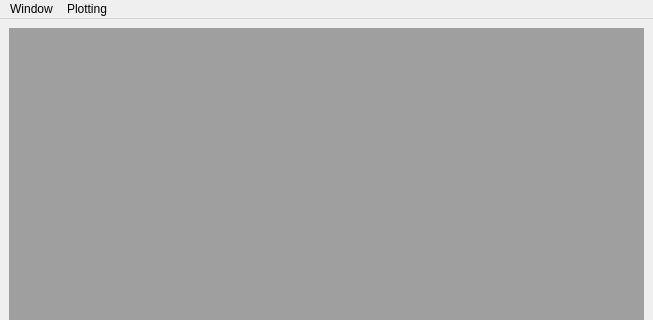
First picture: the form in qt_generated/BrowserMain.ui, repository keryil/leaparticulatorqt, before the edit; both pictures show x 0 to 653 and y 0 to 320 of the 653 by 475 pixel window.
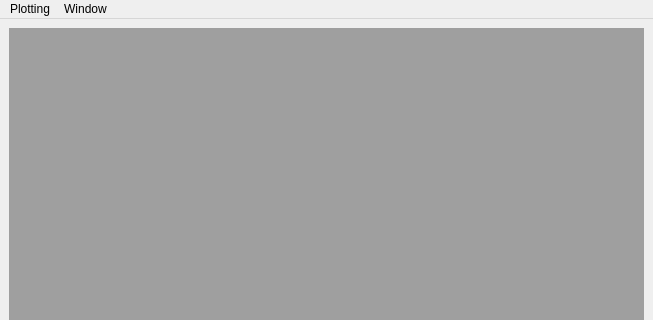
Second picture: the form after the edit.

Commit message: Implemented adding new figures.

Diff of the .ui file:
```diff
--- a/qt_generated/BrowserMain.ui
+++ b/qt_generated/BrowserMain.ui
@@ -47,8 +47,8 @@
     </property>
     <addaction name="actionNew_plot"/>
    </widget>
-   <addaction name="menuWindow"/>
    <addaction name="menuPlotting"/>
+   <addaction name="menuWindow"/>
   </widget>
   <widget class="QStatusBar" name="statusbar"/>
   <action name="actionTile_windows">
```
Left out of the diff: 22 changed lines with no effect on the pictures. The commit also changes 1 other file.
